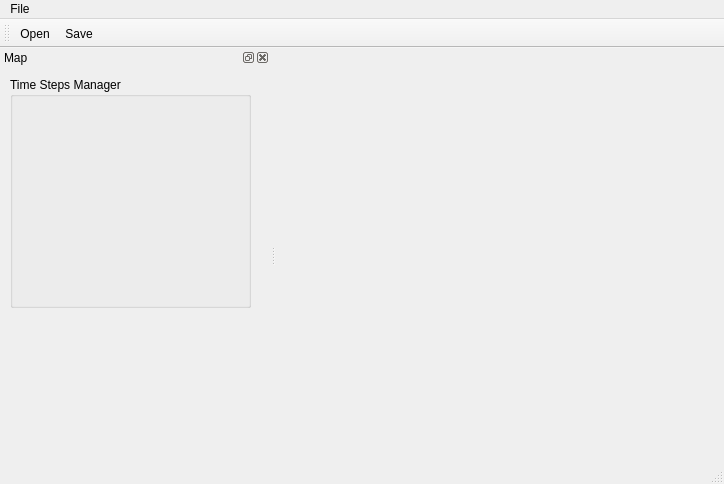
Old version of the form MainWindow.ui in the repository MatthieuZins/BoundingBoxMe.
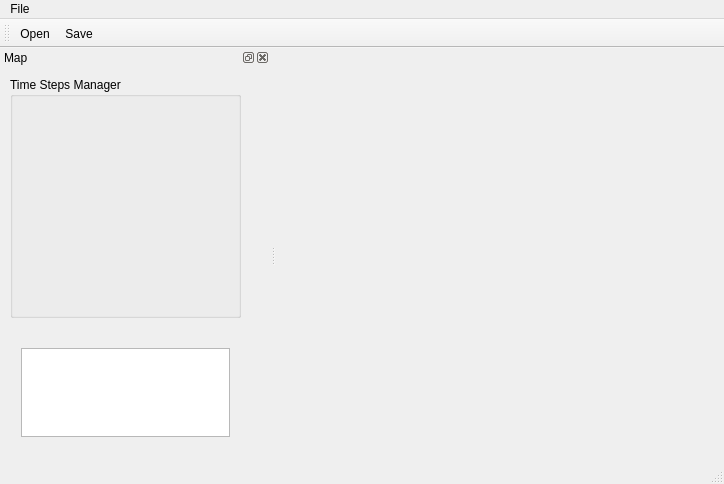
New version of the form. Icons and pictures are not drawn. Custom widgets are drawn as their Qt base class.

```diff
--- a/MainWindow.ui
+++ b/MainWindow.ui
@@ -71,13 +71,28 @@
       <height>0</height>
      </size>
     </property>
+    <widget class="QWidget" name="verticalLayoutWidget">
+     <property name="geometry">
+      <rect>
+       <x>10</x>
+       <y>270</y>
+       <width>231</width>
+       <height>111</height>
+      </rect>
+     </property>
+     <layout class="QVBoxLayout" name="verticalLayout">
+      <item>
+       <widget class="QTextBrowser" name="textBrowser_logger"/>
+      </item>
+     </layout>
+    </widget>
     <widget class="timeStepsManager_ui" name="groupBox">
      <property name="geometry">
       <rect>
        <x>10</x>
        <y>10</y>
-       <width>241</width>
-       <height>231</height>
+       <width>231</width>
+       <height>241</height>
       </rect>
      </property>
      <property name="minimumSize">
```
Left out of the diff: 1 changed line with no effect on the pictures.
